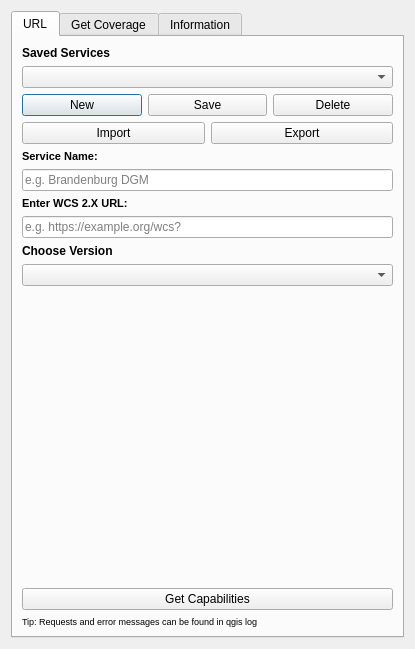
Above: simplewcs_dialog_base.ui from marcusmohr/simplewcs2 before the change. Below: the same form after it.
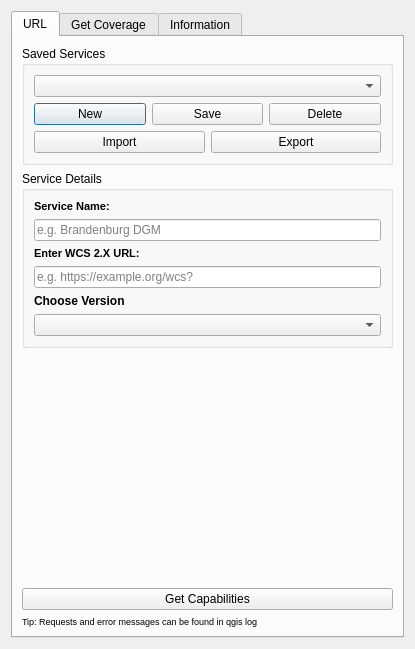
That is the form after the change.

Commit message: Used GroupBoxes to seperate saved services and services details in main dialog.

```diff
--- a/simplewcs_dialog_base.ui
+++ b/simplewcs_dialog_base.ui
@@ -40,18 +40,11 @@
       </attribute>
       <layout class="QVBoxLayout" name="verticalLayout_2">
         <item>
-         <widget class="QLabel" name="lblSavedServices">
-          <property name="font">
-           <font>
-            <weight>75</weight>
-            <bold>true</bold>
-           </font>
-          </property>
-          <property name="text">
+         <widget class="QGroupBox" name="gbSavedServices">
+          <property name="title">
            <string>Saved Services</string>
           </property>
-         </widget>
-        </item>
+          <layout class="QVBoxLayout" name="verticalLayout_savedServices">
         <item>
          <widget class="QComboBox" name="cbSavedServices"/>
         </item>
@@ -126,6 +119,15 @@
           </layout>
          </widget>
         </item>
+          </layout>
+         </widget>
+        </item>
+        <item>
+         <widget class="QGroupBox" name="gbServiceDetails">
+          <property name="title">
+           <string>Service Details</string>
+          </property>
+          <layout class="QVBoxLayout" name="verticalLayout_serviceDetails">
          <item>
           <widget class="QLabel" name="lblServiceName">
           <property name="font">
@@ -192,6 +194,9 @@
        </item>
        <item>
         <widget class="QComboBox" name="cbVersion"/>
+           </item>
+          </layout>
+         </widget>
        </item>
        <item>
         <spacer name="verticalSpacer">
```
Lines whose indentation alone changed are shown as unchanged.
